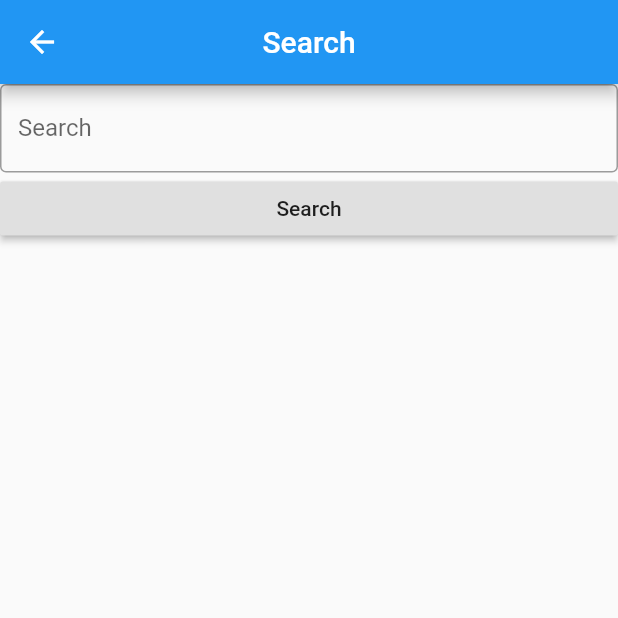
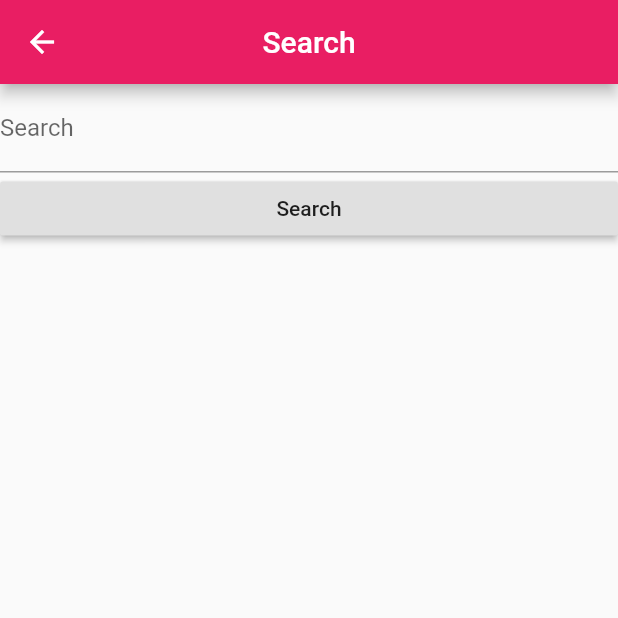
Before and after one commit to Team-Goose/auxbox-app, a Flutter app: the Search screen opened by its route, on a phone screen of 412 x 824 dp, the top half of it. Run offline on Flutter 3.47's test engine with Material 2 defaults, Android fonts, the phone set to English and light mode, and no system bars; missing offline and left inert: spotify, wifi_configuration.

```diff
--- a/lib/main.dart
+++ b/lib/main.dart
@@ -15,7 +15,7 @@ class MyApp extends StatelessWidget {
     return MaterialApp(
       title: 'Flutter Demo',
       theme: ThemeData(
-        primarySwatch: Colors.blue,
+        primarySwatch: Colors.pink,
       ),
       home: HomePage(),
       routes: <String, WidgetBuilder> {
--- a/lib/search.dart
+++ b/lib/search.dart
@@ -16,7 +16,7 @@ class Search extends StatefulWidget {
 class _SearchState extends State<Search> {
   Backend backend = Backend();
   List<Track> songs = [];
-  String title = "big enough";
+  String title = "africa";
   final _textFieldKey = GlobalKey<FormState>();
 
   @override
@@ -38,7 +38,7 @@ class _SearchState extends State<Search> {
         .map(
           (song) => ListTile(
             title: Text(song.track.name),
-            trailing: Icon(song.added ? Icons.favorite : Icons.favorite_border),
+            trailing: Icon(song.added ? Icons.check : Icons.add),
             onTap: () {setState(() {
               song.added = true;
               backend.addToPlaylist(song.track.id);
@@ -63,7 +63,7 @@ class _SearchState extends State<Search> {
           child: TextFormField(
             onSaved: (string) => title = string,
             decoration: InputDecoration(
-                border: OutlineInputBorder(), labelText: "Search"),
+              labelText: "Search"),
           )),
       RaisedButton(
           child: Text("Search"),
```
Also changed, not shown: lib/homepage.dart (+7 -1 lines), lib/setup.dart (+27 -6 lines).
